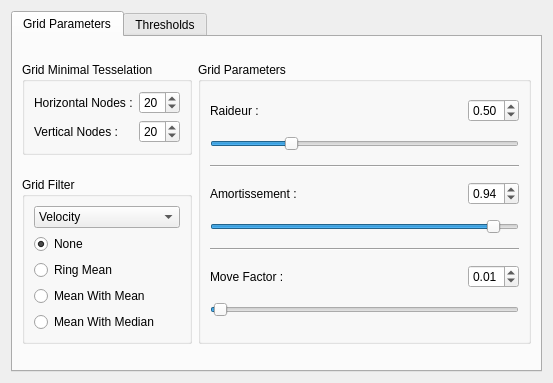
KDE/kwin, file effects/wobblywindows_config.ui: the form before one commit.
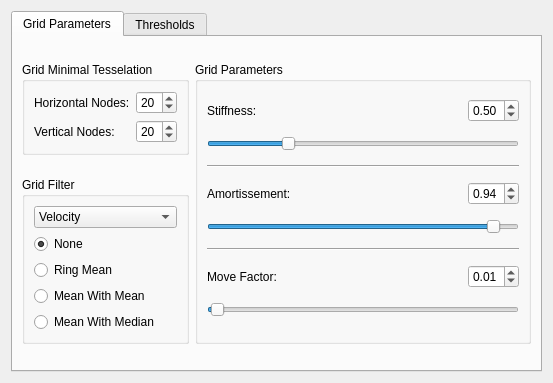
The form after the commit.

```diff
--- a/effects/wobblywindows_config.ui
+++ b/effects/wobblywindows_config.ui
@@ -38,7 +38,7 @@
           <item row="0" column="0" >
            <widget class="QLabel" name="label" >
             <property name="text" >
-             <string>Horizontal Nodes :</string>
+             <string>Horizontal Nodes:</string>
             </property>
            </widget>
           </item>
@@ -55,7 +55,7 @@
           <item row="1" column="0" >
            <widget class="QLabel" name="label_2" >
             <property name="text" >
-             <string>Vertical Nodes :</string>
+             <string>Vertical Nodes:</string>
             </property>
            </widget>
           </item>
@@ -87,7 +87,7 @@
           <item row="0" column="0" >
            <widget class="QLabel" name="label_3" >
             <property name="text" >
-             <string>Raideur :</string>
+             <string>Stiffness:</string>
             </property>
            </widget>
           </item>
@@ -140,7 +140,7 @@
           <item row="3" column="0" >
            <widget class="QLabel" name="label_4" >
             <property name="text" >
-             <string>Amortissement :</string>
+             <string>Amortissement:</string>
             </property>
            </widget>
           </item>
@@ -193,7 +193,7 @@
           <item row="6" column="0" >
            <widget class="QLabel" name="label_6" >
             <property name="text" >
-             <string>Move Factor :</string>
+             <string>Move Factor:</string>
             </property>
            </widget>
           </item>
```
